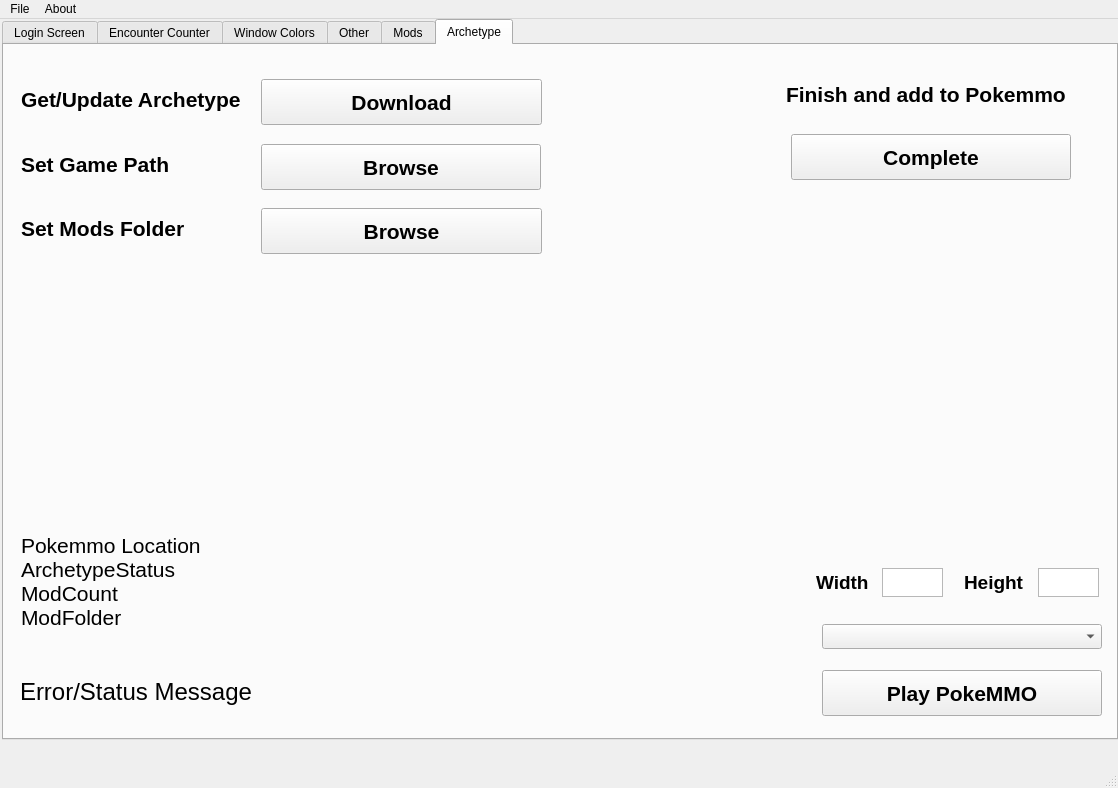
This is VMM.ui in Vextryyn/Vextryyn-Mod-Manager as Qt 5 draws it before an edit. The edited form follows.
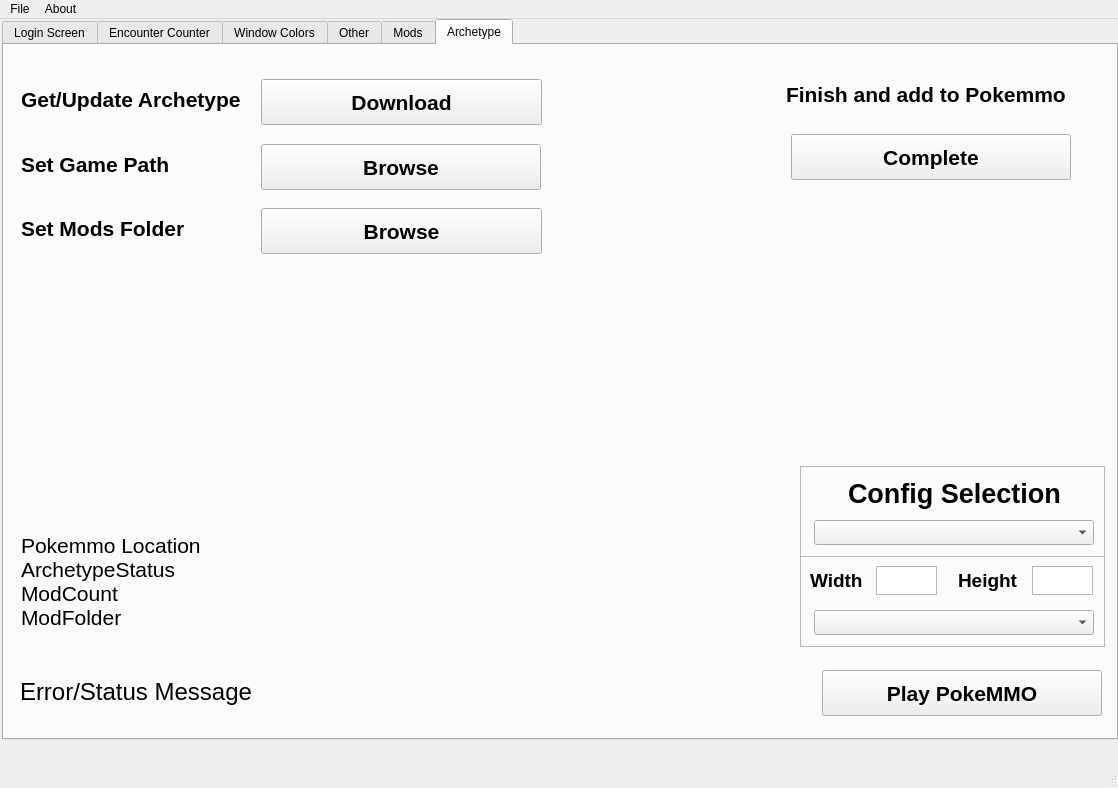
This is the edited form. Custom widgets are drawn as their Qt base class.

Commit message: v0.0.9 config selector, save changes, ram fix

Diff of the .ui file:
```diff
--- a/VMM.ui
+++ b/VMM.ui
@@ -1578,11 +1578,26 @@
         <string>Set Mods Folder</string>
        </property>
       </widget>
+      <widget class="QFrame" name="screenFrame">
+       <property name="geometry">
+        <rect>
+         <x>784</x>
+         <y>492</y>
+         <width>305</width>
+         <height>91</height>
+        </rect>
+       </property>
+       <property name="frameShape">
+        <enum>QFrame::StyledPanel</enum>
+       </property>
+       <property name="frameShadow">
+        <enum>QFrame::Raised</enum>
+       </property>
       <widget class="QComboBox" name="screenDrop">
        <property name="geometry">
         <rect>
-         <x>806</x>
-         <y>560</y>
+          <x>14</x>
+          <y>54</y>
          <width>280</width>
          <height>25</height>
         </rect>
@@ -1591,18 +1606,8 @@
       <widget class="QTextEdit" name="heightText">
        <property name="geometry">
         <rect>
-         <x>1022</x>
-         <y>504</y>
-         <width>61</width>
-         <height>29</height>
-        </rect>
-       </property>
-      </widget>
-      <widget class="QTextEdit" name="widthText">
-       <property name="geometry">
-        <rect>
-         <x>866</x>
-         <y>504</y>
+          <x>232</x>
+          <y>10</y>
          <width>61</width>
          <height>29</height>
         </rect>
@@ -1611,8 +1616,8 @@
       <widget class="QLabel" name="label_29">
        <property name="geometry">
         <rect>
-         <x>800</x>
-         <y>504</y>
+          <x>10</x>
+          <y>10</y>
          <width>61</width>
          <height>29</height>
         </rect>
@@ -1628,11 +1633,21 @@
         <string>Width</string>
        </property>
       </widget>
+       <widget class="QTextEdit" name="widthText">
+        <property name="geometry">
+         <rect>
+          <x>76</x>
+          <y>10</y>
+          <width>61</width>
+          <height>29</height>
+         </rect>
+        </property>
+       </widget>
       <widget class="QLabel" name="label_31">
        <property name="geometry">
         <rect>
-         <x>948</x>
-         <y>504</y>
+          <x>158</x>
+          <y>10</y>
          <width>69</width>
          <height>29</height>
         </rect>
@@ -1647,6 +1662,53 @@
        <property name="text">
         <string>Height</string>
        </property>
+       </widget>
+      </widget>
+      <widget class="QFrame" name="screenFrame_2">
+       <property name="geometry">
+        <rect>
+         <x>784</x>
+         <y>402</y>
+         <width>305</width>
+         <height>91</height>
+        </rect>
+       </property>
+       <property name="frameShape">
+        <enum>QFrame::StyledPanel</enum>
+       </property>
+       <property name="frameShadow">
+        <enum>QFrame::Raised</enum>
+       </property>
+       <widget class="QComboBox" name="screenDrop_4">
+        <property name="geometry">
+         <rect>
+          <x>14</x>
+          <y>54</y>
+          <width>280</width>
+          <height>25</height>
+         </rect>
+        </property>
+       </widget>
+       <widget class="QLabel" name="label_34">
+        <property name="geometry">
+         <rect>
+          <x>48</x>
+          <y>8</y>
+          <width>223</width>
+          <height>38</height>
+         </rect>
+        </property>
+        <property name="font">
+         <font>
+          <pointsize>20</pointsize>
+          <weight>75</weight>
+          <bold>true</bold>
+         </font>
+        </property>
+        <property name="text">
+         <string>Config Selection</string>
+        </property>
+       </widget>
       </widget>
      </widget>
     </widget>
```
Lines whose indentation alone changed are shown as unchanged. The commit also changes 3 other files.
